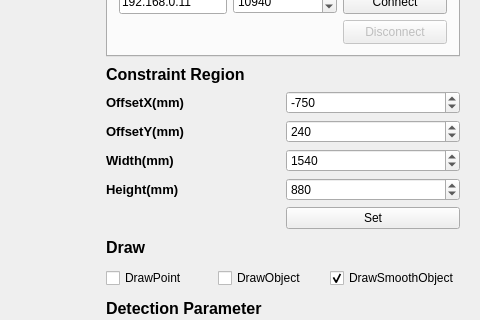
Before: the Qt Designer form QT_URG/QT_URG.ui in Zhi0927/WiserUrg, drawn with Qt 5; both pictures show x 647 to 1127 and y 92 to 412 of the 1127 by 740 pixel window.
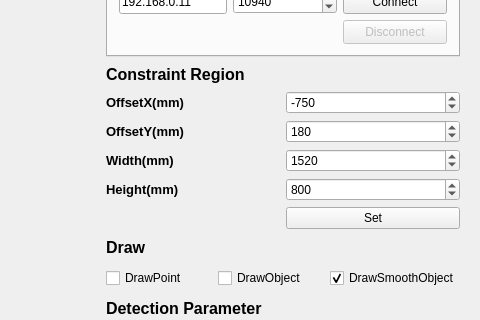
After: the same form once the commit is applied. Custom widgets are drawn as their Qt base class.

The edit to the form file:
```diff
--- a/QT_URG/QT_URG.ui
+++ b/QT_URG/QT_URG.ui
@@ -312,7 +312,7 @@
         <double>50000.000000000000000</double>
        </property>
        <property name="value">
-        <double>240.000000000000000</double>
+        <double>180.000000000000000</double>
        </property>
       </widget>
      </item>
@@ -399,7 +399,7 @@
         <double>50000.000000000000000</double>
        </property>
        <property name="value">
-        <double>880.000000000000000</double>
+        <double>800.000000000000000</double>
        </property>
       </widget>
      </item>
@@ -530,7 +530,7 @@
         <double>50000.000000000000000</double>
        </property>
        <property name="value">
-        <double>1540.000000000000000</double>
+        <double>1520.000000000000000</double>
        </property>
       </widget>
      </item>
```
